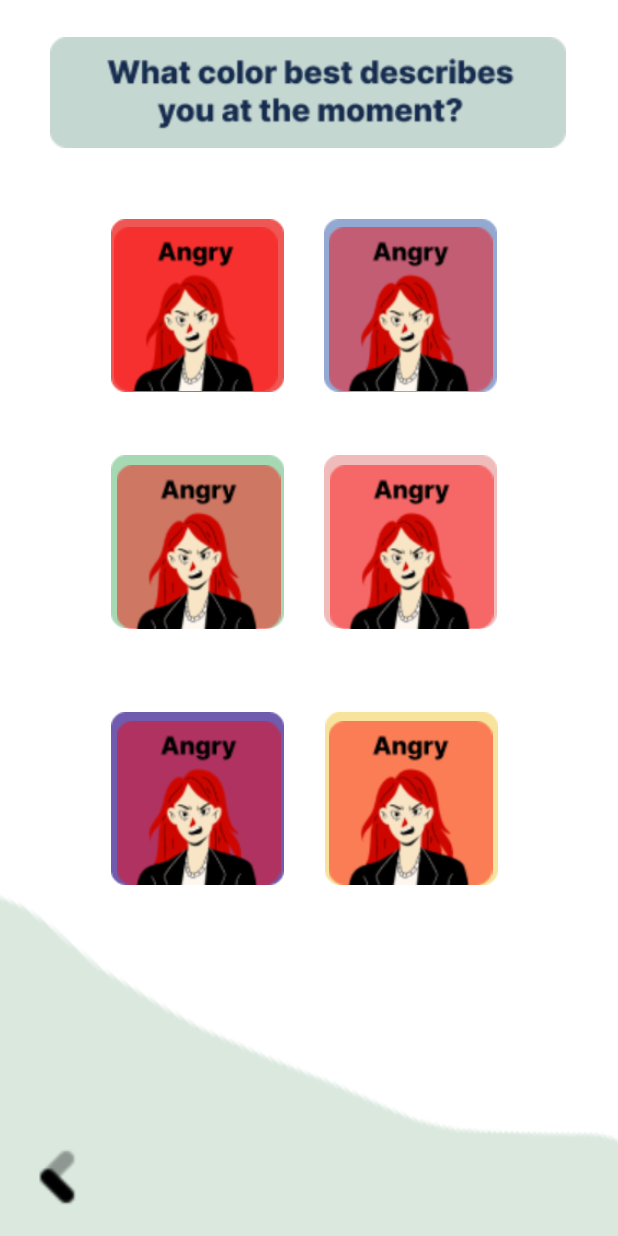
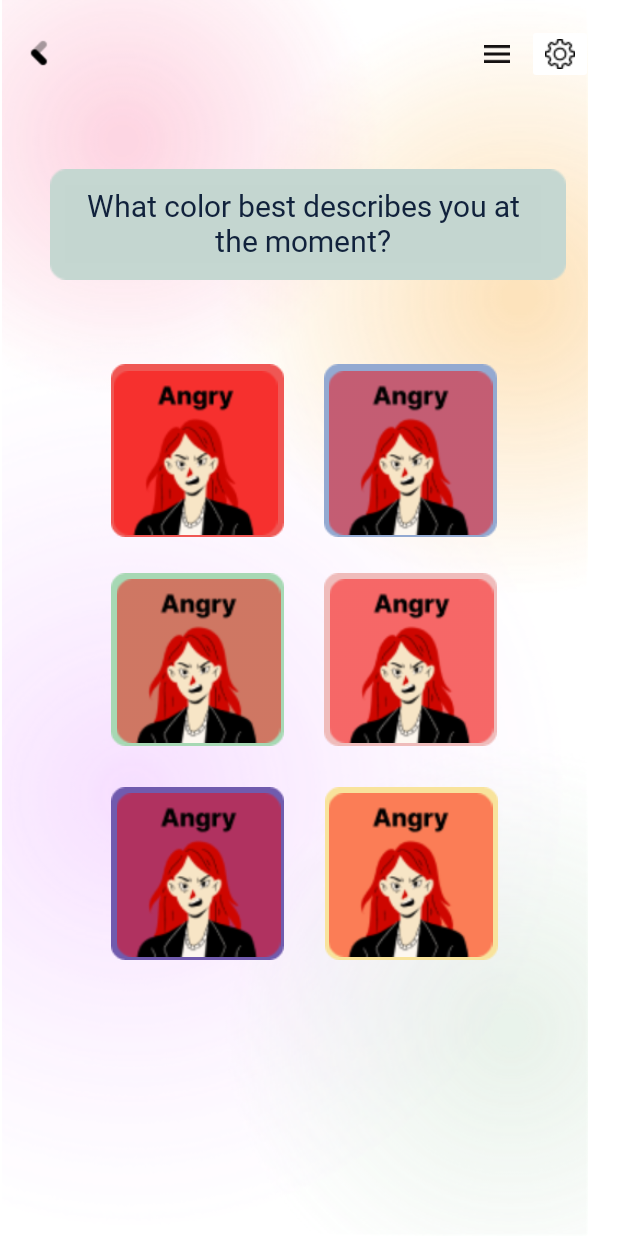
Before and after one commit to StayFrosht/Serenity, an Android app: the Color screen opened directly, with no data from a screen before it, on a phone screen of 412 x 824 dp. Run offline under Robolectric (Android 15) with nearby library versions, the phone set to English and light mode, and no system bars.

Commit message:
Layout Fix

```diff
--- a/app/src/main/res/layout/activity_bookmark.xml
+++ b/app/src/main/res/layout/activity_bookmark.xml
@@ -1,8 +1,10 @@
 <?xml version="1.0" encoding="utf-8"?>
-<FrameLayout xmlns:android="http://schemas.android.com/apk/res/android"    xmlns:app="http://schemas.android.com/apk/res-auto"
+<FrameLayout xmlns:android="http://schemas.android.com/apk/res/android"
+    xmlns:app="http://schemas.android.com/apk/res-auto"
     xmlns:tools="http://schemas.android.com/tools"
     android:layout_width="match_parent"
     android:layout_height="match_parent"
+    android:background="#FFFFFF"
     android:orientation="vertical"
     tools:context=".Bookmark">
 
--- a/app/src/main/res/layout/activity_color.xml
+++ b/app/src/main/res/layout/activity_color.xml
@@ -8,28 +8,54 @@
     tools:context=".Color">
 
     <ImageView
+        android:id="@+id/imageView6"
+        android:layout_width="wrap_content"
+        android:layout_height="wrap_content"
+        app:layout_constraintStart_toStartOf="parent"
+        app:layout_constraintTop_toTopOf="parent"
+        app:srcCompat="@drawable/colorgrdt" />
+
+    <ImageButton
+        android:id="@+id/btnSetting7"
+        android:layout_width="wrap_content"
+        android:layout_height="wrap_content"
+        android:backgroundTint="#FFFFFF"
+        android:tint="#000000"
+        app:layout_constraintBottom_toBottomOf="parent"
+        app:layout_constraintEnd_toEndOf="parent"
+        app:layout_constraintHorizontal_bias="0.954"
+        app:layout_constraintStart_toStartOf="parent"
+        app:layout_constraintTop_toTopOf="parent"
+        app:layout_constraintVertical_bias="0.02"
+        app:srcCompat="@drawable/_settings_1"
+        tools:ignore="SpeakableTextPresentCheck,TouchTargetSizeCheck,UseAppTint" />
+
+    <ImageButton
+        android:id="@+id/btnMenu7"
+        android:layout_width="34dp"
+        android:layout_height="40dp"
+        android:background="#02FFFFFF"
+        android:tint="#E9100D0D"
+        app:layout_constraintBottom_toBottomOf="parent"
+        app:layout_constraintEnd_toEndOf="parent"
+        app:layout_constraintHorizontal_bias="0.83"
+        app:layout_constraintStart_toStartOf="parent"
+        app:layout_constraintTop_toTopOf="parent"
+        app:layout_constraintVertical_bias="0.02"
+        app:srcCompat="@drawable/menu_icon"
+        tools:ignore="SpeakableTextPresentCheck,TouchTargetSizeCheck,UseAppTint" />
+
+    <ImageView
         android:id="@+id/colorHeader"
         android:layout_width="344dp"
         android:layout_height="87dp"
         app:layout_constraintBottom_toBottomOf="parent"
         app:layout_constraintEnd_toEndOf="parent"
-        app:layout_constraintHorizontal_bias="0.492"
+        app:layout_constraintHorizontal_bias="0.489"
         app:layout_constraintStart_toStartOf="parent"
         app:layout_constraintTop_toTopOf="parent"
-        app:layout_constraintVertical_bias="0.024"
+        app:layout_constraintVertical_bias="0.144"
         app:srcCompat="@drawable/header" />
-
-    <ImageView
-        android:id="@+id/colorFooter"
-        android:layout_width="475dp"
-        android:layout_height="380dp"
-        android:layout_marginTop="351dp"
-        app:layout_constraintBottom_toBottomOf="parent"
-        app:layout_constraintEnd_toEndOf="parent"
-        app:layout_constraintStart_toStartOf="parent"
-        app:layout_constraintTop_toTopOf="parent"
-        app:layout_constraintVertical_bias="1.0"
-        app:srcCompat="@drawable/qgdes2_2" />
 
     <ImageView
         android:id="@+id/redBox"
@@ -40,7 +66,7 @@
         app:layout_constraintHorizontal_bias="0.25"
         app:layout_constraintStart_toStartOf="parent"
         app:layout_constraintTop_toTopOf="parent"
-        app:layout_constraintVertical_bias="0.206"
+        app:layout_constraintVertical_bias="0.342"
         app:srcCompat="@drawable/_bg_red" />
 
     <ImageView
@@ -52,7 +78,7 @@
         app:layout_constraintHorizontal_bias="0.729"
         app:layout_constraintStart_toStartOf="parent"
         app:layout_constraintTop_toTopOf="parent"
-        app:layout_constraintVertical_bias="0.206"
+        app:layout_constraintVertical_bias="0.342"
         app:srcCompat="@drawable/_bgblue" />
 
     <ImageView
@@ -64,7 +90,7 @@
         app:layout_constraintHorizontal_bias="0.25"
         app:layout_constraintStart_toStartOf="parent"
         app:layout_constraintTop_toTopOf="parent"
-        app:layout_constraintVertical_bias="0.428"
+        app:layout_constraintVertical_bias="0.539"
         app:srcCompat="@drawable/_bggreen" />
 
     <ImageView
@@ -76,7 +102,7 @@
         app:layout_constraintHorizontal_bias="0.729"
         app:layout_constraintStart_toStartOf="parent"
         app:layout_constraintTop_toTopOf="parent"
-        app:layout_constraintVertical_bias="0.428"
+        app:layout_constraintVertical_bias="0.539"
         app:srcCompat="@drawable/_bgpink" />
 
     <ImageView
@@ -88,7 +114,7 @@
         app:layout_constraintHorizontal_bias="0.25"
         app:layout_constraintStart_toStartOf="parent"
         app:layout_constraintTop_toTopOf="parent"
-        app:layout_constraintVertical_bias="0.67"
+        app:layout_constraintVertical_bias="0.74"
         app:srcCompat="@drawable/_bgpurple" />
 
     <ImageView
@@ -100,7 +126,7 @@
         app:layout_constraintHorizontal_bias="0.73"
         app:layout_constraintStart_toStartOf="parent"
         app:layout_constraintTop_toTopOf="parent"
-        app:layout_constraintVertical_bias="0.67"
+        app:layout_constraintVertical_bias="0.74"
         app:srcCompat="@drawable/_bgyellow" />
 
     <ImageView
@@ -112,7 +138,7 @@
         app:layout_constraintHorizontal_bias="0.247"
         app:layout_constraintStart_toStartOf="parent"
         app:layout_constraintTop_toTopOf="parent"
-        app:layout_constraintVertical_bias="0.212"
+        app:layout_constraintVertical_bias="0.346"
         app:srcCompat="@drawable/___img_angry" />
 
     <ImageView
@@ -124,7 +150,7 @@
         app:layout_constraintHorizontal_bias="0.727"
         app:layout_constraintStart_toStartOf="parent"
         app:layout_constraintTop_toTopOf="parent"
-        app:layout_constraintVertical_bias="0.212"
+        app:layout_constraintVertical_bias="0.346"
         app:srcCompat="@drawable/___img_angry" />
 
     <ImageView
@@ -136,7 +162,7 @@
         app:layout_constraintHorizontal_bias="0.252"
         app:layout_constraintStart_toStartOf="parent"
         app:layout_constraintTop_toTopOf="parent"
-        app:layout_constraintVertical_bias="0.434"
+        app:layout_constraintVertical_bias="0.540"
         app:srcCompat="@drawable/___img_angry" />
 
     <ImageView
@@ -148,7 +174,7 @@
         app:layout_constraintHorizontal_bias="0.73"
         app:layout_constraintStart_toStartOf="parent"
         app:layout_constraintTop_toTopOf="parent"
-        app:layout_constraintVertical_bias="0.434"
+        app:layout_constraintVertical_bias="0.540"
         app:srcCompat="@drawable/___img_angry" />
 
     <ImageView
@@ -160,7 +186,7 @@
         app:layout_constraintHorizontal_bias="0.252"
         app:layout_constraintStart_toStartOf="parent"
         app:layout_constraintTop_toTopOf="parent"
-        app:layout_constraintVertical_bias="0.673"
+        app:layout_constraintVertical_bias="0.74"
         app:srcCompat="@drawable/___img_angry" />
 
     <ImageView
@@ -172,19 +198,38 @@
         app:layout_constraintHorizontal_bias="0.727"
         app:layout_constraintStart_toStartOf="parent"
         app:layout_constraintTop_toTopOf="parent"
-        app:layout_constraintVertical_bias="0.673"
+        app:layout_constraintVertical_bias="0.74"
         app:srcCompat="@drawable/___img_angry" />
 
     <ImageView
         android:id="@+id/back"
-        android:layout_width="46dp"
+        android:layout_width="19dp"
         android:layout_height="41dp"
         app:layout_constraintBottom_toBottomOf="parent"
         app:layout_constraintEnd_toEndOf="parent"
-        app:layout_constraintHorizontal_bias="0.043"
+        app:layout_constraintHorizontal_bias="0.042"
         app:layout_constraintStart_toStartOf="parent"
         app:layout_constraintTop_toTopOf="parent"
-        app:layout_constraintVertical_bias="0.976"
+        app:layout_constraintVertical_bias="0.019"
         app:srcCompat="@drawable/back1" />
 
+    <TextView
+        android:id="@+id/txtCaption"
+        android:layout_width="317dp"
+        android:layout_height="52dp"
+        android:background="#C4D6CE"
+        android:backgroundTint="#C4D6D0"
+        android:fontFamily="@font/inter_bold"
+        android:text="What color best describes you at the moment?"
+        android:textAlignment="center"
+        android:textColor="#11223C"
+        android:textColorLink="#C4D6D0"
+        android:textSize="20sp"
+        app:layout_constraintBottom_toBottomOf="parent"
+        app:layout_constraintEnd_toEndOf="parent"
+        app:layout_constraintHorizontal_bias="0.46"
+        app:layout_constraintStart_toStartOf="parent"
+        app:layout_constraintTop_toTopOf="parent"
+        app:layout_constraintVertical_bias="0.16" />
+
 </androidx.constraintlayout.widget.ConstraintLayout>
--- a/app/src/main/res/layout/activity_exercise.xml
+++ b/app/src/main/res/layout/activity_exercise.xml
@@ -4,6 +4,7 @@
     xmlns:tools="http://schemas.android.com/tools"
     android:layout_width="match_parent"
     android:layout_height="match_parent"
+    android:background="#FFFFFF"
     tools:context=".Exercise">
 
     <ImageView
--- a/app/src/main/res/layout/activity_quote.xml
+++ b/app/src/main/res/layout/activity_quote.xml
@@ -4,6 +4,7 @@
     xmlns:tools="http://schemas.android.com/tools"
     android:layout_width="match_parent"
     android:layout_height="match_parent"
+    android:background="#0FFFFFFF"
     tools:context=".Quote">
 
     <ImageView
--- a/app/src/main/res/layout/activity_settings.xml
+++ b/app/src/main/res/layout/activity_settings.xml
@@ -4,6 +4,7 @@
     xmlns:tools="http://schemas.android.com/tools"
     android:layout_width="match_parent"
     android:layout_height="match_parent"
+    android:background="#FFFFFF"
     tools:context=".Settings">
 
 
--- a/app/src/main/res/layout/activity_suggestion.xml
+++ b/app/src/main/res/layout/activity_suggestion.xml
@@ -4,6 +4,7 @@
     xmlns:tools="http://schemas.android.com/tools"
     android:layout_width="match_parent"
     android:layout_height="match_parent"
+    android:background="#0FFFFFFF"
     android:textAlignment="inherit"
     tools:context=".Suggestion">
 
```
Also changed, not shown: app/src/main/res/layout/activity_combo.xml (+26 -38 lines), app/src/main/res/drawable/Logbook/28.png (added), app/src/main/res/drawable/Logbook/29.png (added), app/src/main/res/drawable/Logbook/30.png (added), app/src/main/res/drawable/btnlogbook.png (added), app/src/main/res/drawable/colorgrdt.png (added), app/src/main/res/drawable/tryy.gif (added).
